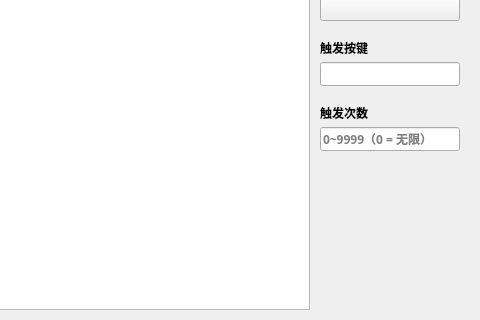
Old version of the form source/ui/TriggerUi.ui in the repository ChiyukiGana/Quickinput; both pictures show x 160 to 640 and y 120 to 440 of the 640 by 440 pixel window.
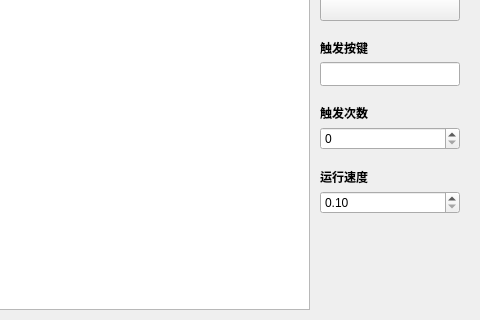
New version of the form. Icons and pictures are not drawn. Custom widgets are drawn as their Qt base class.

Patch:
```diff
--- a/source/ui/TriggerUi.ui
+++ b/source/ui/TriggerUi.ui
@@ -412,25 +412,33 @@
               </widget>
              </item>
              <item>
-              <widget class="QLineEdit" name="count_edit">
+              <widget class="QSpinBox" name="count_edit">
+               <property name="maximumSize">
+                <size>
+                 <width>140</width>
+                 <height>24</height>
+                </size>
+               </property>
+               <property name="maximum">
+                <number>9999</number>
+               </property>
+              </widget>
+             </item>
+            </layout>
+           </item>
+           <item>
+            <layout class="QVBoxLayout" name="speed_box">
+             <property name="spacing">
+              <number>5</number>
+             </property>
+             <item>
+              <widget class="QLabel" name="speed_label">
                <property name="sizePolicy">
-                <sizepolicy hsizetype="Fixed" vsizetype="Fixed">
+                <sizepolicy hsizetype="Preferred" vsizetype="Preferred">
                  <horstretch>0</horstretch>
                  <verstretch>0</verstretch>
                 </sizepolicy>
                </property>
-               <property name="minimumSize">
-                <size>
-                 <width>140</width>
-                 <height>24</height>
-                </size>
-               </property>
-               <property name="maximumSize">
-                <size>
-                 <width>140</width>
-                 <height>24</height>
-                </size>
-               </property>
                <property name="font">
                 <font>
                  <family>Microsoft YaHei</family>
@@ -438,20 +446,24 @@
                  <bold>true</bold>
                 </font>
                </property>
-               <property name="focusPolicy">
-                <enum>Qt::ClickFocus</enum>
+               <property name="text">
+                <string>运行速度</string>
                </property>
-               <property name="statusTip">
-                <string/>
+              </widget>
+             </item>
+             <item>
+              <widget class="QDoubleSpinBox" name="speed_edit">
+               <property name="maximumSize">
+                <size>
+                 <width>140</width>
+                 <height>24</height>
+                </size>
                </property>
-               <property name="inputMask">
-                <string/>
+               <property name="minimum">
+                <double>0.100000000000000</double>
                </property>
-               <property name="dragEnabled">
-                <bool>false</bool>
-               </property>
-               <property name="placeholderText">
-                <string>0~9999（0 = 无限）</string>
+               <property name="maximum">
+                <double>10.000000000000000</double>
                </property>
               </widget>
              </item>
```
